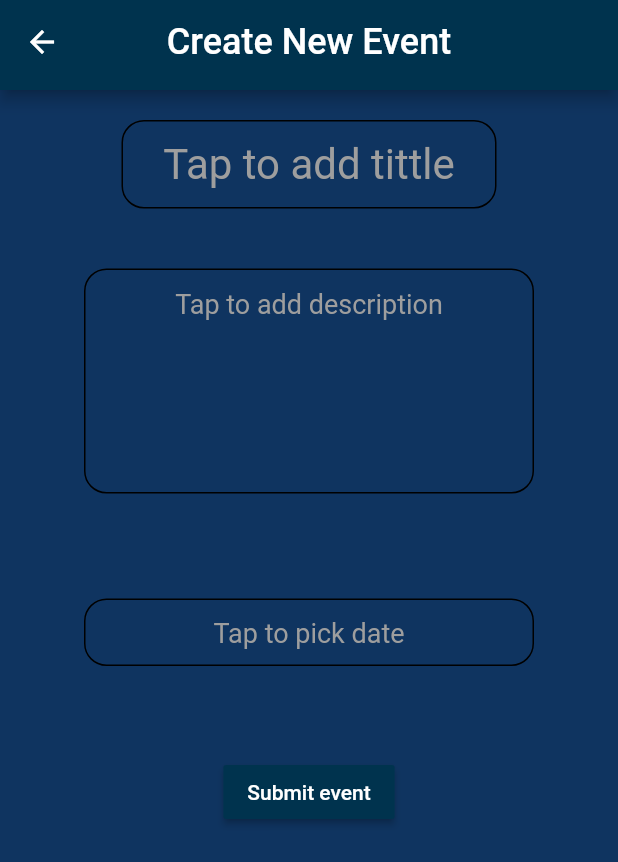
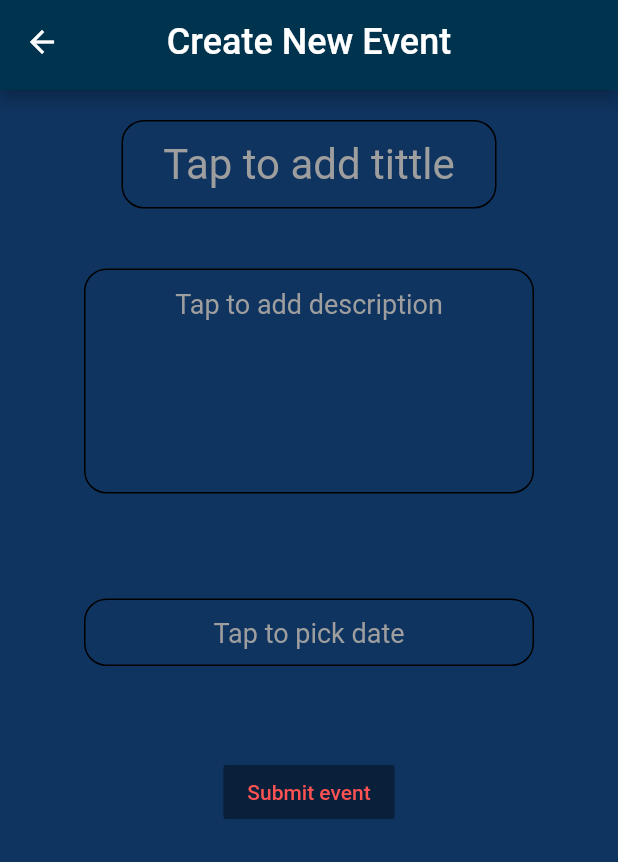
Before and after one commit to Palladiusz/eventer_flutter_app, a Flutter app: the screen it shows after launch, after a tap on the "note add" icon, on a phone screen of 412 x 824 dp. Shown: the top 862 px of the screen. Run offline on Flutter 3.47's test engine with Material 2 defaults, Android fonts, the phone set to English and light mode, and no system bars; drawn by our look-alikes of datetime_picker_formfield; our stand-ins replace bloc, dio, equatable, expandable, flutter_bloc; generated files the repository leaves out were written again; network calls fail.

Commit message:
validation form done

```diff
--- a/lib/blocs/form_item/form_item_bloc.dart
+++ b/lib/blocs/form_item/form_item_bloc.dart
@@ -18,16 +18,17 @@ class FormItemBloc extends Bloc<FormItemEvent, FormItemState> {
     FormItemEvent event,
   ) async* {
     if (event is FormItemUpdateTitleEvent) {
-      yield FormItemEditingState(title: event.title);
+      yield FormItemEditingTitleState(event.title);
       print(event.title);
       model.title = event.title;
+      print(model.date);
     } else if (event is FormItemUpdateDescEvent) {
-      yield FormItemEditingState(desc: event.desc);
+      yield FormItemEditingDescState(event.desc);
       print(event.desc);
       model.desc = event.desc;
     } else if (event is FormItemUpdateDateEvent) {
-      yield FormItemEditingState(date: event.date);
-      print(event.date.toIso8601String());
+      yield FormItemEditingDateState(event.date);
+
       model.date = event.date;
     } else if (event is FormItemAddEvent) {
       _eventerServices.postEvent(
@@ -36,5 +37,11 @@ class FormItemBloc extends Bloc<FormItemEvent, FormItemState> {
         dateString: model.date.toIso8601String(),
       );
     }
+    yield FormItemEditingValidate(_validation());
   }
+
+  bool _validation() =>
+      model.title.runtimeType == String &&
+      model.title != '' &&
+      model.date.runtimeType == DateTime;
 }
--- a/lib/blocs/form_item/form_item_event.dart
+++ b/lib/blocs/form_item/form_item_event.dart
@@ -6,6 +6,8 @@ abstract class FormItemEvent extends Equatable {
   @override
   List<Object> get props => [];
 }
+
+class FormItemStartEvent extends FormItemEvent {}
 
 class FormItemUpdateTitleEvent extends FormItemEvent {
   final String title;
@@ -25,10 +27,6 @@ class FormItemUpdateDateEvent extends FormItemEvent {
   FormItemUpdateDateEvent(this.date);
 }
 
-class FormItemAddEvent extends FormItemEvent {
-//   final String title;
-//   final String desc;
-//   final DateTime date;
+class FormItemAddEvent extends FormItemEvent {}
 
-//   FormItemAddEvent({this.title, this.desc, this.date});
-}
+class FormItemValidate extends FormItemEvent {}
--- a/lib/blocs/form_item/form_item_state.dart
+++ b/lib/blocs/form_item/form_item_state.dart
@@ -7,14 +7,34 @@ abstract class FormItemState extends Equatable {
   List<Object> get props => [];
 }
 
-class FormItemInitial extends FormItemState {}
+class FormItemInitial extends FormItemState {
+  FormItemInitial();
+}
 
-class FormItemEditingState extends FormItemState {
+class FormItemDone extends FormItemState {
+  FormItemDone(bool isValidate);
+}
+
+class FormItemEditingTitleState extends FormItemState {
   final String title;
+
+  FormItemEditingTitleState(this.title);
+}
+
+class FormItemEditingDescState extends FormItemState {
   final String desc;
+
+  FormItemEditingDescState(this.desc);
+}
+
+class FormItemEditingDateState extends FormItemState {
   final DateTime date;
 
-  FormItemEditingState({this.title, this.desc, this.date});
+  FormItemEditingDateState(this.date);
 }
 
-class FormItemDone extends FormItemState {}
+class FormItemEditingValidate extends FormItemState {
+  final bool isValidate;
+
+  FormItemEditingValidate(this.isValidate);
+}
--- a/lib/models/event_model.dart
+++ b/lib/models/event_model.dart
@@ -15,7 +15,13 @@ class EventModel {
   DateTime date;
   bool checkedOut;
 
-  EventModel({this.id, this.title, this.desc, this.date, this.checkedOut});
+  EventModel({
+    this.id,
+    this.title,
+    this.desc,
+    this.date,
+    this.checkedOut,
+  });
 
   factory EventModel.fromJson(Map<String, dynamic> json) =>
       _$EventModelFromJson(json);
--- a/lib/screens/details_screen.dart
+++ b/lib/screens/details_screen.dart
@@ -1,6 +1,4 @@
-import 'package:eventer/blocs/form_item/form_item_bloc.dart';
 import 'package:eventer/constants.dart';
-import 'package:eventer/services/eventer_services.dart';
 import 'package:eventer/widgets/details_screen/date.form.dart';
 import 'package:eventer/widgets/details_screen/desc_form.dart';
 import 'package:eventer/widgets/details_screen/submit_form_button.dart';
@@ -8,7 +6,6 @@ import 'package:eventer/widgets/details_screen/title_form.dart';
 import 'package:eventer/widgets/my_appbar.dart';
 import 'package:flutter/cupertino.dart';
 import 'package:flutter/material.dart';
-import 'package:flutter_bloc/flutter_bloc.dart';
 
 class DetailsScreen extends StatelessWidget {
   static const String id = '/details_screen';
--- a/lib/screens/home_screen.dart
+++ b/lib/screens/home_screen.dart
@@ -51,7 +51,8 @@ class HomeScreen extends StatelessWidget {
               context,
               MaterialPageRoute(
                 builder: (context) => BlocProvider<FormItemBloc>(
-                  create: (BuildContext context) => FormItemBloc(model),
+                  create: (BuildContext context) =>
+                      FormItemBloc(model)..add(FormItemStartEvent()),
                   child: DetailsScreen(),
                 ),
               ),
--- a/lib/widgets/details_screen/submit_form_button.dart
+++ b/lib/widgets/details_screen/submit_form_button.dart
@@ -1,5 +1,4 @@
 import 'package:eventer/blocs/form_item/form_item_bloc.dart';
-import 'package:eventer/services/eventer_services.dart';
 import 'package:flutter/material.dart';
 import 'package:flutter_bloc/flutter_bloc.dart';
 
@@ -14,20 +13,33 @@ class SubmitFormButton extends StatelessWidget {
   Widget build(BuildContext context) {
     return BlocBuilder<FormItemBloc, FormItemState>(
       builder: (context, state) {
+        if (state is FormItemEditingValidate) {
+          bool isValidate = state.isValidate;
           return RaisedButton(
             child: Text(
               'Submit event',
-            style: TextStyle(color: Colors.white),
+              style: TextStyle(
+                  color: isValidate ? Colors.white : Colors.redAccent),
             ),
             color: kVeryDarkBlue,
-          onPressed: () {
-            if (state is FormItemEditingState) {
+            onPressed: isValidate
+                ? () {
                     BlocProvider.of<FormItemBloc>(context).add(
                       FormItemAddEvent(),
                     );
                   }
-          },
+                : null,
           );
+        } else {
+          return RaisedButton(
+            child: Text(
+              'Submit event',
+              style: TextStyle(color: Colors.redAccent),
+            ),
+            color: kVeryDarkBlue,
+            onPressed: () {},
+          );
+        }
       },
     );
   }
```
Also changed, not shown: lib/data/db.json (+1 -28 lines), lib/widgets/details_screen/date.form.dart (+9 -0 lines). Lines whose indentation alone changed are shown as unchanged.
